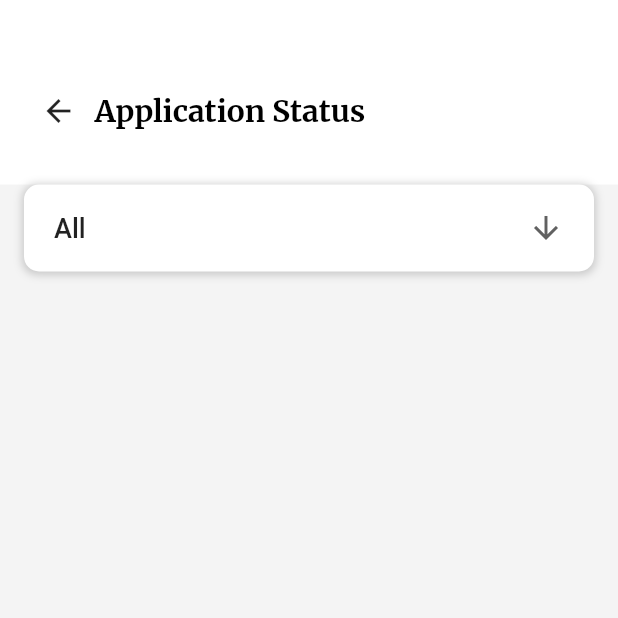
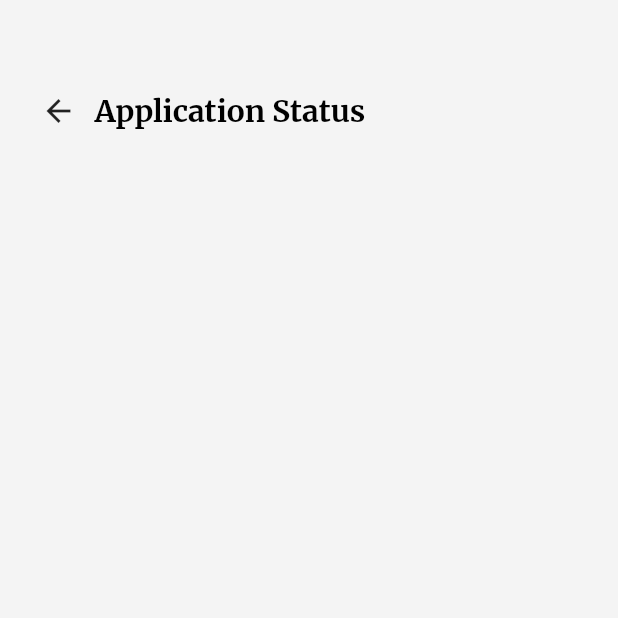
Before and after one commit to TPosition/dfyp, a Flutter app: the StatusPage screen opened directly, on a phone screen of 412 x 824 dp, the top half of it. Run offline on Flutter 3.47's test engine with Material 2 defaults, Android fonts, the phone set to English and light mode, and no system bars; our stand-ins replace bloc, cloud_firestore, equatable, firebase_auth, firebase_core, firebase_storage and 6 more; missing offline and left inert: flow_builder, razorpay_flutter, very_good_analysis; accounts and stored records are empty; statements that could not run were skipped; project files that could hold a hidden picture were left out.

Commit message:
remove status search

```diff
--- a/lib/status/view/status_page.dart
+++ b/lib/status/view/status_page.dart
@@ -44,7 +44,6 @@ class StatusPage extends StatelessWidget {
                 crossAxisAlignment: CrossAxisAlignment.stretch,
                 children: <Widget>[
                   Container(
-                    color: Colors.white,
                     child: Column(
                       children: <Widget>[
                         Padding(
@@ -69,105 +68,6 @@ class StatusPage extends StatelessWidget {
                           ),
                         ),
                       ],
-                    ),
-                  ),
-                  Padding(
-                    padding: const EdgeInsets.symmetric(horizontal: 16),
-                    child: Container(
-                      margin: const EdgeInsets.only(bottom: 10),
-                      child: Row(children: <Widget>[
-                        Expanded(
-                          child: Container(
-                            width: 50,
-                            decoration: BoxDecoration(
-                              color: Colors.white,
-                              borderRadius:
-                                  const BorderRadius.all(Radius.circular(10)),
-                              boxShadow: [
-                                BoxShadow(
-                                  color: Colors.grey.withOpacity(0.5),
-                                  spreadRadius: 1,
-                                  blurRadius: 4,
-                                  offset: const Offset(0, 1),
-                                ),
-                              ],
-                            ),
-                            padding: const EdgeInsets.symmetric(
-                                horizontal: 20, vertical: 5),
-                            child: DropdownButtonHideUnderline(
-                              child: ButtonTheme(
-                                padding: const EdgeInsets.symmetric(
-                                    horizontal: 30, vertical: 5),
-                                child: BlocBuilder<StatusCubit, StatusState>(
-                                  builder: (final context, final state) =>
-                                      DropdownButton(
-                                    hint: const Text('Category'),
-                                    icon: const Icon(Icons.arrow_downward),
-                                    elevation: 16,
-                                    value: _dropdownValue,
-                                    items: [
-                                      DropdownMenuItem(
-                                        value: 1,
-                                        child: Text(
-                                          "All",
-                                          style: GoogleFonts.roboto(
-                                              fontSize: 18,
-                                              fontWeight: FontWeight.w500),
-                                        ),
-                                      ),
-                                      DropdownMenuItem(
-                                        value: 2,
-                                        child: Text(
-                                          "Transfer",
-                                          style: GoogleFonts.roboto(
-                                              fontSize: 18,
-                                              fontWeight: FontWeight.w500),
-                                        ),
-                                      ),
-                                      DropdownMenuItem(
-                                          value: 3,
-                                          child: Text(
-                                            "Received",
-                                            style: GoogleFonts.roboto(
-                                                fontSize: 18,
-                                                fontWeight: FontWeight.w500),
-                                          )),
-                                      DropdownMenuItem(
-                                          value: 4,
-                                          child: Text(
-                                            "Top up",
-                                            style: GoogleFonts.roboto(
-                                                fontSize: 18,
-                                                fontWeight: FontWeight.w500),
-                                          )),
-                                      DropdownMenuItem(
-                                        value: 5,
-                                        child: Text(
-                                          "Date",
-                                          style: GoogleFonts.roboto(
-                                              fontSize: 18,
-                                              fontWeight: FontWeight.w500),
-                                        ),
-                                      ),
-                                    ],
-                                    onChanged: (final int? value) {
-                                      if (value != null) {
-                                        context
-                                            .read<StatusCubit>()
-                                            .searchChanged(value);
-                                      }
-
-                                      if (value == 5) {
-                                        _selectDate(context);
-                                      }
-                                    },
-                                  ),
-                                ),
-                              ),
-                            ),
-                          ),
-                        ),
-                      ]),
                     ),
                   ),
                   BlocBuilder<StatusCubit, StatusState>(
```
